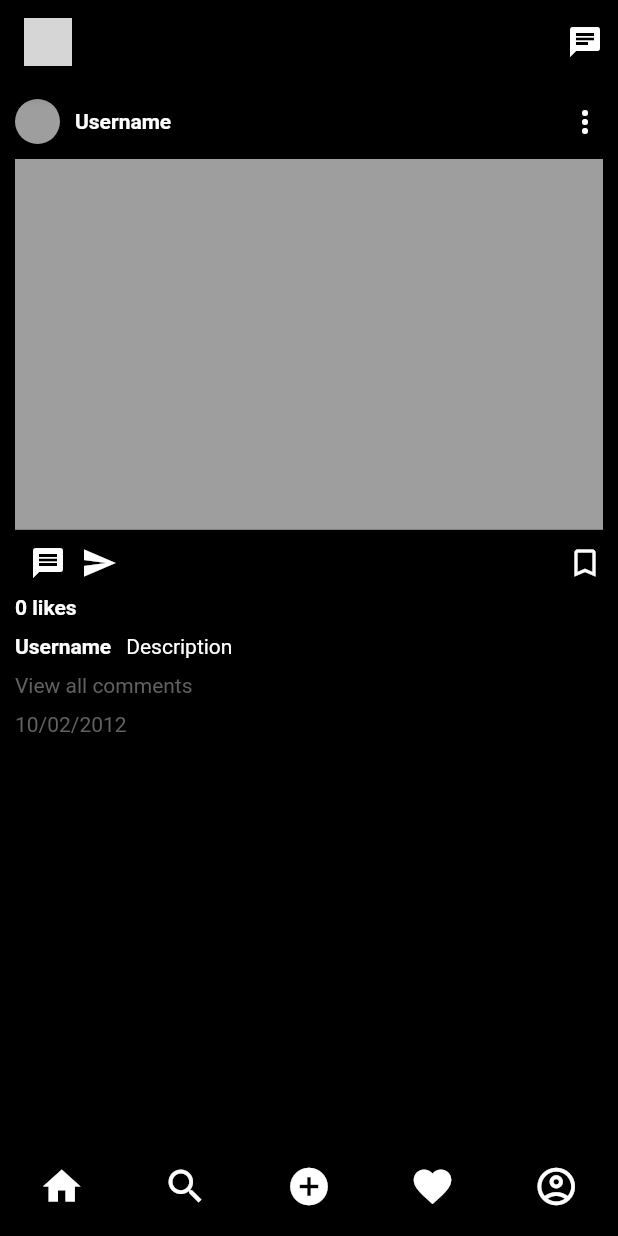
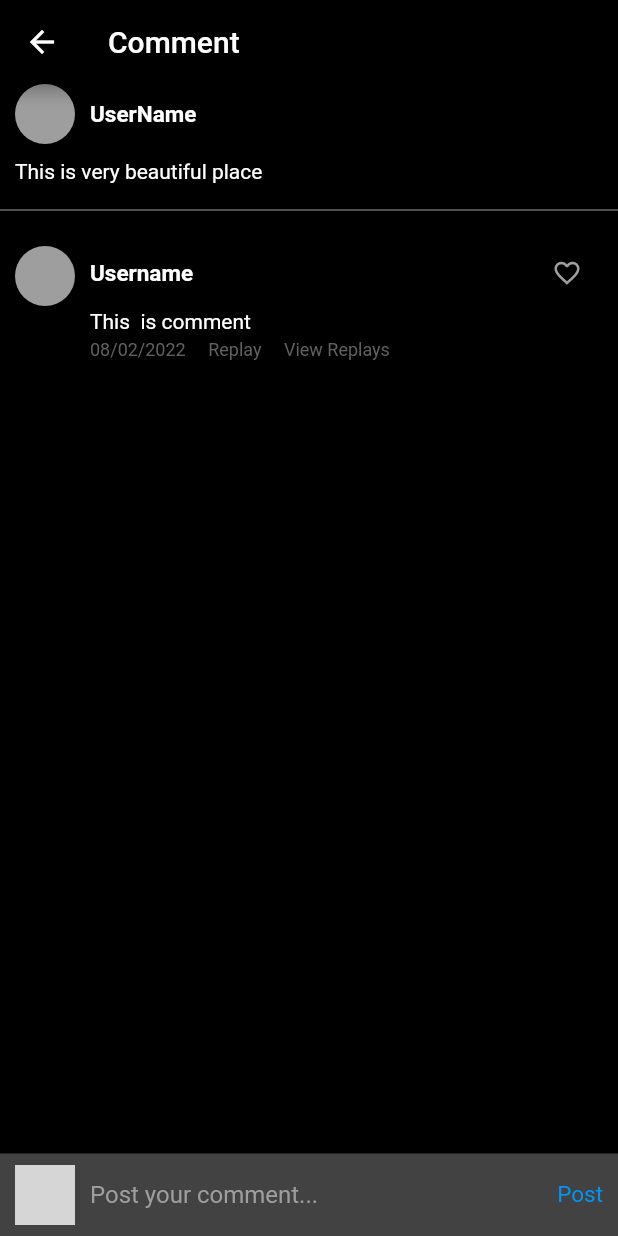
Before and after one commit to erjigit12/instagram-app-clone, a Flutter app: the screen it shows after launch, after a tap on the "message" icon, on a phone screen of 412 x 824 dp. Run offline on Flutter 3.47's test engine with Material 3 defaults, Android fonts, the phone set to English and light mode, and no system bars; our stand-ins replace cached_network_image, firebase_core, flutter_svg; accounts and stored records are empty; grey boxes are pictures that could not be loaded.

Commit message:
ui commmitt

```diff
--- /dev/null
+++ b/lib/profile_widget.dart
@@ -0,0 +1,32 @@
+import 'dart:io';
+
+import 'package:cached_network_image/cached_network_image.dart';
+import 'package:flutter/material.dart';
+
+Widget profileWidget({String? imageUrl, File? image}) {
+  if (image == null) {
+    if (imageUrl == null || imageUrl == "") {
+      return Image.asset(
+        'assets/profile_default.png',
+        fit: BoxFit.cover,
+      );
+    } else {
+      return CachedNetworkImage(
+        imageUrl: imageUrl,
+        fit: BoxFit.cover,
+        progressIndicatorBuilder: (context, url, downloadProgress) {
+          return const CircularProgressIndicator();
+        },
+        errorWidget: (context, url, error) => Image.asset(
+          'assets/profile_default.png',
+          fit: BoxFit.cover,
+        ),
+      );
+    }
+  } else {
+    return Image.file(
+      image,
+      fit: BoxFit.cover,
+    );
+  }
+}
--- a/lib/src/features/presentation/page/home/home_page.dart
+++ b/lib/src/features/presentation/page/home/home_page.dart
@@ -2,6 +2,7 @@
 import 'package:flutter/material.dart';
 import 'package:flutter_svg/flutter_svg.dart';
 import 'package:instagram_app_clone/src/core/consts/consts.dart';
+import 'package:instagram_app_clone/src/features/presentation/page/post/comment/comment_page.dart';
 
 class HomePage extends StatelessWidget {
   const HomePage({super.key});
@@ -86,9 +87,19 @@ class HomePage extends StatelessWidget {
               children: [
                 Row(
                   children: [
+                    const Icon(
+                      Icons.favorite,
+                      color: primaryColor,
+                    ),
                     sizeHor(10),
                     GestureDetector(
-                        onTap: () {},
+                        onTap: () {
+                          Navigator.push(
+                              context,
+                              MaterialPageRoute(
+                                builder: (context) => const CommentPage(),
+                              ));
+                        },
                         child: const Icon(
                           Icons.message,
                           color: primaryColor,
--- /dev/null
+++ b/lib/src/features/presentation/page/post/comment/comment_page.dart
@@ -0,0 +1,206 @@
+import 'package:flutter/material.dart';
+import 'package:instagram_app_clone/profile_widget.dart';
+import 'package:instagram_app_clone/src/core/consts/consts.dart';
+import 'package:instagram_app_clone/src/features/presentation/widgets/form_container_widget.dart';
+
+class CommentPage extends StatefulWidget {
+  const CommentPage({super.key});
+
+  @override
+  State<CommentPage> createState() => _CommentPageState();
+}
+
+class _CommentPageState extends State<CommentPage> {
+  bool _isReplaying = false;
+
+  @override
+  Widget build(BuildContext context) {
+    return Scaffold(
+      backgroundColor: backgroundColor,
+      appBar: AppBar(
+        backgroundColor: backgroundColor,
+        title: const Text('Comment'),
+      ),
+      body: Column(
+        crossAxisAlignment: CrossAxisAlignment.start,
+        children: [
+          Padding(
+            padding: const EdgeInsets.symmetric(horizontal: 10.0),
+            child: Column(
+              crossAxisAlignment: CrossAxisAlignment.start,
+              children: [
+                Row(
+                  children: [
+                    Container(
+                      width: 40,
+                      height: 40,
+                      decoration: const BoxDecoration(
+                        color: secondaryColor,
+                        shape: BoxShape.circle,
+                      ),
+                    ),
+                    sizeHor(10),
+                    const Text(
+                      "UserName",
+                      style: TextStyle(
+                        color: primaryColor,
+                        fontSize: 15,
+                        fontWeight: FontWeight.bold,
+                      ),
+                    ),
+                  ],
+                ),
+                sizeVer(10),
+                const Text(
+                  "This is very beautiful place",
+                  style: TextStyle(
+                    color: primaryColor,
+                  ),
+                ),
+              ],
+            ),
+          ),
+          sizeVer(10),
+          const Divider(color: secondaryColor),
+          sizeVer(10),
+          Expanded(
+            child: Padding(
+              padding: const EdgeInsets.symmetric(horizontal: 10.0),
+              child: Row(
+                crossAxisAlignment: CrossAxisAlignment.start,
+                children: [
+                  Container(
+                    margin: const EdgeInsets.symmetric(vertical: 6),
+                    width: 40,
+                    height: 40,
+                    decoration: const BoxDecoration(
+                      color: secondaryColor,
+                      shape: BoxShape.circle,
+                    ),
+                  ),
+                  sizeHor(10),
+                  Expanded(
+                    child: Column(
+                      crossAxisAlignment: CrossAxisAlignment.start,
+                      mainAxisAlignment: MainAxisAlignment.start,
+                      children: [
+                        Row(
+                          mainAxisAlignment: MainAxisAlignment.spaceBetween,
+                          children: [
+                            const Text(
+                              "Username",
+                              style: TextStyle(
+                                fontSize: 15,
+                                fontWeight: FontWeight.bold,
+                                color: primaryColor,
+                              ),
+                            ),
+                            IconButton(
+                                onPressed: () {},
+                                icon: const Icon(
+                                  Icons.favorite_outline,
+                                  size: 20,
+                                  color: secondaryColor,
+                                )),
+                          ],
+                        ),
+                        const Text(
+                          "This  is comment",
+                          style: TextStyle(color: primaryColor),
+                        ),
+                        sizeVer(4),
+                        Row(
+                          children: [
+                            const Text(
+                              "08/02/2022",
+                              style:
+                                  TextStyle(color: darkGreyColor, fontSize: 12),
+                            ),
+                            sizeHor(15),
+                            GestureDetector(
+                              onTap: () {
+                                setState(() {
+                                  _isReplaying = !_isReplaying;
+                                });
+                              },
+                              child: const Text(
+                                "Replay",
+                                style: TextStyle(
+                                    color: darkGreyColor, fontSize: 12),
+                              ),
+                            ),
+                            sizeHor(15),
+                            const Text(
+                              "View Replays",
+                              style:
+                                  TextStyle(color: darkGreyColor, fontSize: 12),
+                            ),
+                          ],
+                        ),
+                        _isReplaying == true ? sizeVer(10) : sizeVer(0),
+                        _isReplaying == true
+                            ? Column(
+                                crossAxisAlignment: CrossAxisAlignment.end,
+                                children: [
+                                  const FormContainerWidget(
+                                    hintText: "Post your replay...",
+                                  ),
+                                  sizeVer(10),
+                                  const Text(
+                                    "Post",
+                                    style: TextStyle(color: blueColor),
+                                  ),
+                                ],
+                              )
+                            : const SizedBox(width: 0, height: 0),
+                      ],
+                    ),
+                  ),
+                ],
+              ),
+            ),
+          ),
+          _commentSection(),
+        ],
+      ),
+    );
+  }
+
+  _commentSection() {
+    return Container(
+      width: double.infinity,
+      height: 55,
+      color: Colors.grey[800],
+      child: Padding(
+        padding: const EdgeInsets.symmetric(horizontal: 10.0),
+        child: Row(
+          children: [
+            SizedBox(
+              width: 40,
+              height: 40,
+              child: ClipRRect(
+                borderRadius: BorderRadius.circular(20),
+                child: profileWidget(),
+              ),
+            ),
+            sizeHor(10),
+            Expanded(
+                child: TextFormField(
+              style: const TextStyle(color: primaryColor),
+              decoration: const InputDecoration(
+                  border: InputBorder.none,
+                  hintText: "Post your comment...",
+                  hintStyle: TextStyle(color: secondaryColor)),
+            )),
+            GestureDetector(
+                onTap: () {},
+                child: const Text(
+                  "Post",
+                  style: TextStyle(fontSize: 15, color: blueColor),
+                ))
+          ],
+        ),
+      ),
+    );
+  }
+}
```
Also changed, not shown: lib/src/features/presentation/page/profile/edit_profile_page.dart (added, +146 -0 lines), lib/src/features/presentation/page/profile/profile_form_widget.dart (added, +35 -0 lines), lib/src/features/presentation/page/profile/profile_page.dart (+84 -1 lines).
